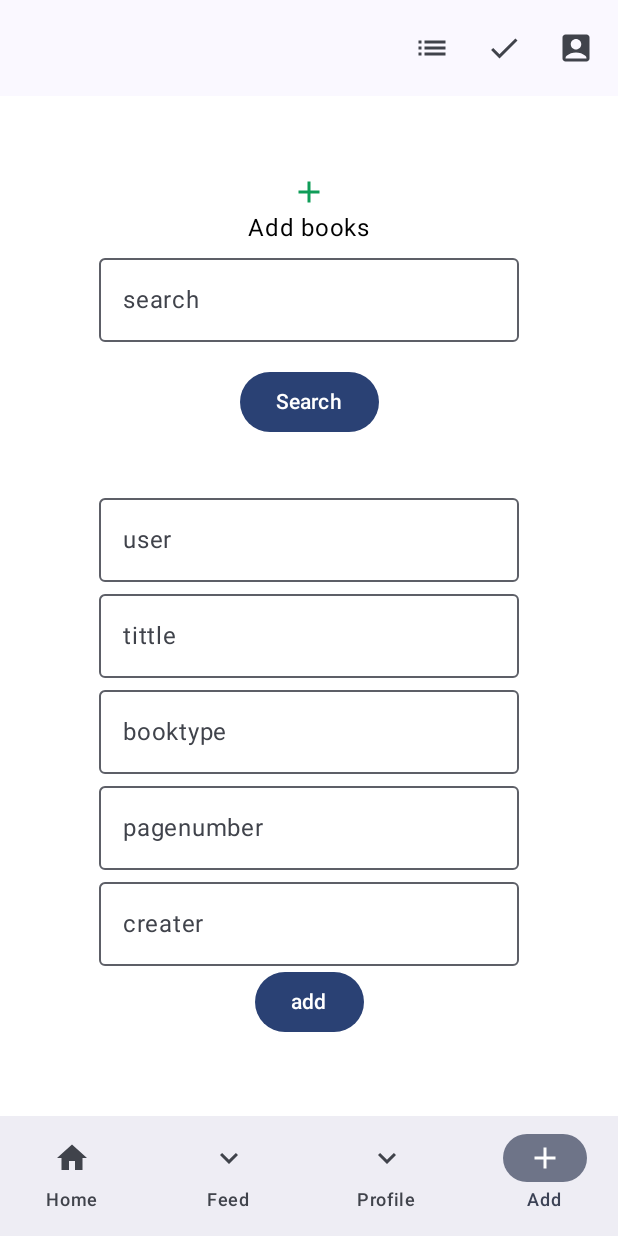
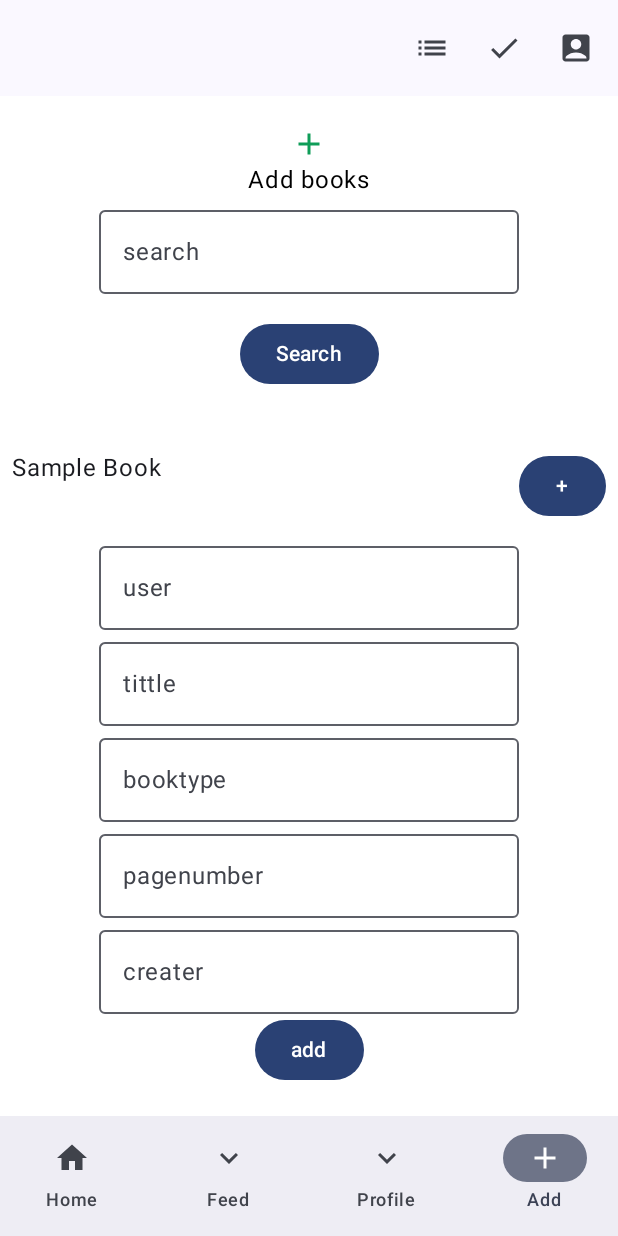
Before and after one commit to Mjsoylan/gruppe9mobilprog, an Android app built with Jetpack Compose: the BottomNavigation screen opened through its navigation route, item 4 of the bottom bar chosen, on a phone screen of 412 x 824 dp. Run offline under Robolectric (Android 15) with nearby library versions, the phone set to English and light mode, and no system bars; our stand-ins replace Firebase (no records; nobody signed in at launch, a user with empty details on screens opened directly).

```diff
--- a/app/src/main/java/com/example/librarypluss_gruppe09/MainActivity.kt
+++ b/app/src/main/java/com/example/librarypluss_gruppe09/MainActivity.kt
@@ -17,11 +17,14 @@ import androidx.navigation.compose.NavHost
 import androidx.navigation.compose.composable
 import androidx.navigation.compose.rememberNavController
 import com.example.librarypluss_gruppe09.ui.theme.LibraryPluss_Gruppe09Theme
+import com.google.firebase.firestore.ktx.firestore
+import com.google.firebase.ktx.Firebase
 import retrofit2.Call
 import retrofit2.Callback
 import retrofit2.Response
 
 class MainActivity : ComponentActivity() {
+    val db = Firebase.firestore
     override fun onCreate(savedInstanceState: Bundle?) {
         super.onCreate(savedInstanceState)
         setContent {
--- a/app/src/main/java/com/example/librarypluss_gruppe09/NavFromHomeScreen.kt
+++ b/app/src/main/java/com/example/librarypluss_gruppe09/NavFromHomeScreen.kt
@@ -5,7 +5,9 @@ import android.util.Log
 import androidx.compose.foundation.background
 import androidx.compose.foundation.layout.Arrangement
 import androidx.compose.foundation.layout.Column
+import androidx.compose.foundation.layout.Row
 import androidx.compose.foundation.layout.fillMaxSize
+import androidx.compose.foundation.layout.fillMaxWidth
 import androidx.compose.foundation.layout.padding
 import androidx.compose.foundation.lazy.LazyColumn
 import androidx.compose.foundation.lazy.items
@@ -192,7 +194,7 @@ fun Addbookscreen(){
         ) {
             items(booksList) { book ->
                 println("Rendering book: ${book.volumeInfo.title}")
-                //BookItem(book)
+                BookItem(book)
             }
         }
 
@@ -254,7 +256,20 @@ fun Addbookscreen(){
     }
 }
 
-
+@Composable
+fun BookItem(book: Book) {
+    Row(
+        modifier = Modifier
+            .fillMaxWidth()
+            .padding(8.dp),
+        horizontalArrangement = Arrangement.SpaceBetween
+    ) {
+        Text(text = book.volumeInfo.title)
+        Button(onClick = { /* Do something in the future */ }) {
+            Text(text = "+")
+        }
+    }
+}
 
 
 
```
